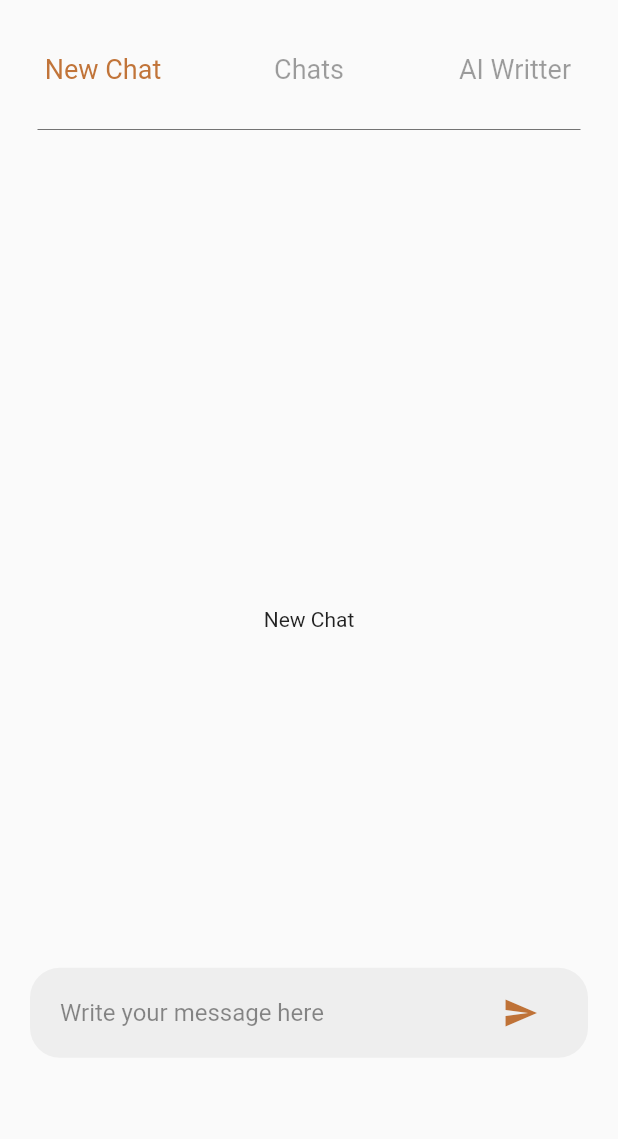
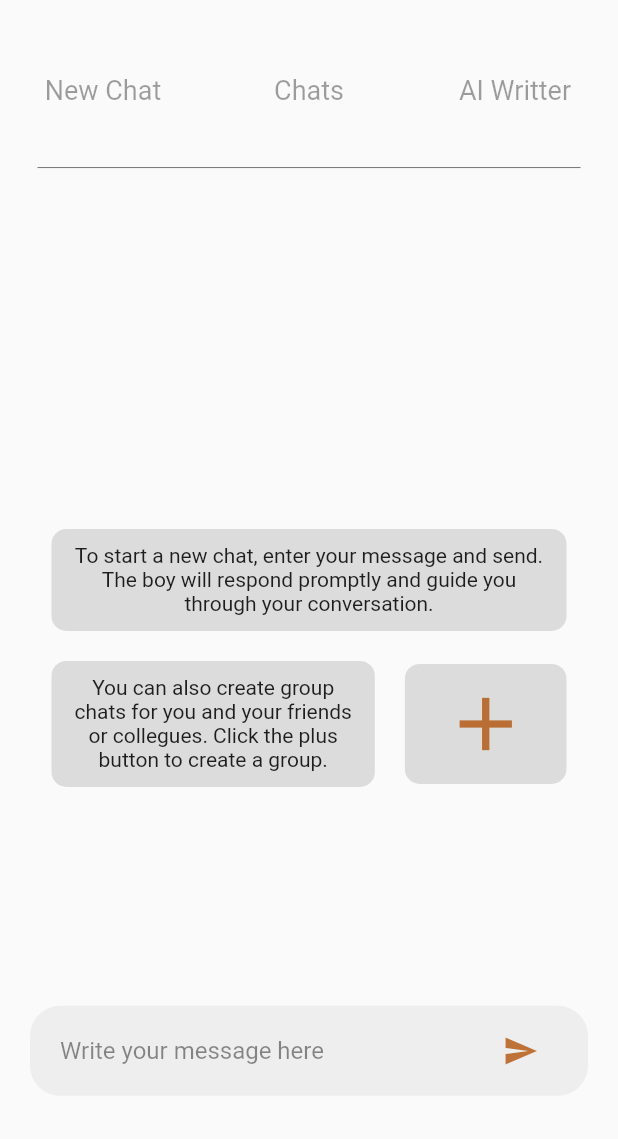
Before and after one commit to chatbuddyAI/chatbuddy-mobile, a Flutter app: the screen it shows after launch, on a phone screen of 412 x 824 dp, the part 97-1236 px from its top. Run offline on Flutter 3.47's test engine with Material 2 defaults, Android fonts, the phone set to English and light mode, and no system bars.

Commit message:
completed new chat UI

```diff
--- a/lib/main.dart
+++ b/lib/main.dart
@@ -12,7 +12,7 @@ class MyApp extends StatelessWidget {
   Widget build(BuildContext context) {
     return MaterialApp(
       debugShowCheckedModeBanner: true,
-      title: 'Flutter Demo',
+      title: 'ChatBuddy',
       theme: ThemeData(
         primarySwatch: Colors.green,
       ),
--- a/lib/pages/ai_writter.dart
+++ b/lib/pages/ai_writter.dart
@@ -18,15 +18,16 @@ class AIWritter extends StatelessWidget {
     return AnimatedContainer(
       duration: const Duration(seconds: 2),
       child: Column(
-        children: [
+        children: const [
           // PersonalWidgets.appBar(context, title),
-            PersonalWidgets.pageList(context, ncColor, cColor, aIWColor),
-          const Divider(
+            // PersonalWidgets.pageList(context, ncColor, cColor, aIWColor),
+          Divider(
             height: 20.0,
             color: Colors.black54,
             endIndent: 25.0,
             indent: 25.0,
           ),
+          Text("AI PAGE")
         ],
       ),
     );
--- a/lib/pages/chats.dart
+++ b/lib/pages/chats.dart
@@ -17,15 +17,16 @@ class Chats extends StatelessWidget {
     return AnimatedContainer(
       duration: const Duration(seconds: 2),
       child: Column(
-        children: [
+        children: const [
           // PersonalWidgets.appBar(context, title),
-          PersonalWidgets.pageList(context, ncColor, cColor, aIWColor),
-          const Divider(
+          // PersonalWidgets.pageList(context, ncColor, cColor, aIWColor),
+          Divider(
             height: 20.0,
             color: Colors.black54,
             endIndent: 25.0,
             indent: 25.0,
           ),
+          Text("CHAT PAGE")
         ],
       ),
     );
--- a/lib/pages/home.dart
+++ b/lib/pages/home.dart
@@ -6,8 +6,16 @@ import 'package:chat_buddy/widgetsBuilder/widgets.dart';
 import 'package:flutter/material.dart';
 
 class Home extends StatefulWidget {
-  const Home({super.key, required this.title});
+  const Home(
+      {super.key,
+      required this.title,
+      this.ncColor = Colors.black38,
+      this.cColor = Colors.black38,
+      this.aIWColor = Colors.black38});
   final String title;
+  final Color ncColor;
+  final Color cColor;
+  final Color aIWColor;
 
   @override
   State<Home> createState() => _HomeState();
@@ -31,8 +39,26 @@ class _HomeState extends State<Home> {
           child: Stack(
             children: [
               PersonalWidgets.appBar(context, widget.title),
-              Padding(
-                padding: const EdgeInsets.only(top:100.0),
+              PersonalWidgets.pageList(context, widget.ncColor, widget.cColor, widget.aIWColor),
+              // Positioned(
+              //   top: (MediaQuery.of(context).size.height / 8) +
+              //       (MediaQuery.of(context).size.height / 13),
+              //   child: const Divider(
+              //     height: 20.0,
+              //     color: Colors.black54,
+              //     endIndent: 25.0,
+              //     indent: 25.0,
+              //   ),
+              // ),
+              Positioned(
+                top: (MediaQuery.of(context).size.height / 8) +
+                    (MediaQuery.of(context).size.height / 13),
+                child: AnimatedContainer(
+                  duration: const Duration(seconds: 2),
+                  height: MediaQuery.of(context).size.height -
+                      ((MediaQuery.of(context).size.height / 8) +
+                          (MediaQuery.of(context).size.height / 13)),
+                  width: MediaQuery.of(context).size.width,
                   child: PageView(
                     controller: _controller,
                     children: [
@@ -51,6 +77,7 @@ class _HomeState extends State<Home> {
                     ],
                   ),
                 ),
+              ),
             ],
           ),
         ),
--- a/lib/pages/new_chat.dart
+++ b/lib/pages/new_chat.dart
@@ -17,10 +17,9 @@ class NewChat extends StatelessWidget {
   Widget build(BuildContext context) {
     return AnimatedContainer(
       duration: const Duration(seconds: 2),
+      // color: Colors.lightGreenAccent,
       child: Column(
         children: [
-          // PersonalWidgets.appBar(context, title),
-          PersonalWidgets.pageList(context, ncColor, cColor, aIWColor),
           const Divider(
             height: 20.0,
             color: Colors.black54,
--- a/lib/widgetsBuilder/theme.dart
+++ b/lib/widgetsBuilder/theme.dart
@@ -9,6 +9,15 @@ class AppColors {
   static Color mustardYellow() {
     return const Color.fromRGBO(229, 193, 0, 0.8);
   }
+
+  static Color buttonText() {
+    // lightShadeOfCream
+    return const Color.fromRGBO(250, 250, 250, 0.8);
+  }
+
+  static Color botton() {
+    return const Color.fromRGBO(240, 83, 64, 0.8);
+  }
 }
 
 class AppTextStyle {
--- a/lib/widgetsBuilder/widgets.dart
+++ b/lib/widgetsBuilder/widgets.dart
@@ -6,7 +6,9 @@ class PersonalWidgets {
 
   static Widget appBar(context, title) {
     return SizedBox(
+      height: MediaQuery.of(context).size.height / 8,
       child: AnimatedContainer(
+        // color: Colors.amberAccent,
         padding: const EdgeInsets.symmetric(horizontal: 10.0, vertical: 20.0),
         duration: _duration,
         child: ListTile(
@@ -25,12 +27,14 @@ class PersonalWidgets {
   }
 
   static Widget pageList(context, Color ncColor, cColor, aIWColor) {
-    // TextStyle textStyle = const ;
     double sizedboxWidth = MediaQuery.of(context).size.width / 3;
     TextAlign textAlign = TextAlign.center;
-    return AnimatedContainer(
+    return Positioned(
+      top: MediaQuery.of(context).size.height / 8,
+      child: SizedBox(
+        height: MediaQuery.of(context).size.height / 13,
+        child: AnimatedContainer(
           padding: const EdgeInsets.only(bottom: 20.0),
-      // decoration: BoxDecoration(border: Border.all()),
           duration: _duration,
           child: Row(
             children: [
@@ -54,6 +58,8 @@ class PersonalWidgets {
               ),
             ],
           ),
+        ),
+      ),
     );
   }
 
@@ -66,11 +72,65 @@ class PersonalWidgets {
         child: Stack(
           children: <Widget>[
             AnimatedContainer(
+              alignment: Alignment.center,
                 duration: _duration,
-                // color: Colors.lightGreenAccent,
                 height: (MediaQuery.of(context).size.height / 1.3),
                 width: MediaQuery.of(context).size.width,
-                child: const Center(child: Text("New Chat"))),
+                child: SingleChildScrollView(
+                  child: Column(
+                    children: [
+                      AnimatedContainer(
+                        padding: const EdgeInsets.all(10),
+                        decoration: BoxDecoration(
+                            borderRadius: BorderRadius.circular(10), color: Colors.black12),
+                        alignment: Alignment.center,
+                        width: MediaQuery.of(context).size.width / 1.2,
+                        duration: const Duration(seconds: 2),
+                        child: const Text(
+                          "To start a new chat, enter your message and send. The boy will respond promptly and guide you through your conversation.",
+                          textAlign: TextAlign.center,
+                        ),
+                      ),
+                      const SizedBox(
+                        height: 20,
+                      ),
+                      AnimatedContainer(
+                        duration: const Duration(seconds: 2),
+                        width: MediaQuery.of(context).size.width / 1.2,
+                        child: Row(
+                          children: [
+                            Expanded(
+                              flex: 2,
+                              child: AnimatedContainer(
+                                padding: const EdgeInsets.all(10),
+                                decoration: BoxDecoration(
+                                    borderRadius: BorderRadius.circular(10), color: Colors.black12),
+                                duration: const Duration(seconds: 2),
+                                child: const Text(
+                                  "You can also create group chats for you and your friends or collegues. Click the plus button to create a group.",
+                                  textAlign: TextAlign.center,
+                                ),
+                              ),
+                            ),
+                            const SizedBox(
+                              width: 20,
+                            ),
+                            Expanded(
+                              flex: 1,
+                              child: AnimatedContainer(
+                                  padding: const EdgeInsets.all(10),
+                                  decoration: BoxDecoration(
+                                      borderRadius: BorderRadius.circular(10),
+                                      color: Colors.black12),
+                                  duration: const Duration(seconds: 2),
+                                  child: Icon(Icons.add,size: 60,color: AppColors.primaryColor())),
+                            ),
+                          ],
+                        ),
+                      )
+                    ],
+                  ),
+                )),
             AnimatedContainer(
               padding: const EdgeInsets.symmetric(horizontal: 20, vertical: 25),
               duration: _duration,
```
Lines whose indentation alone changed are shown as unchanged.
